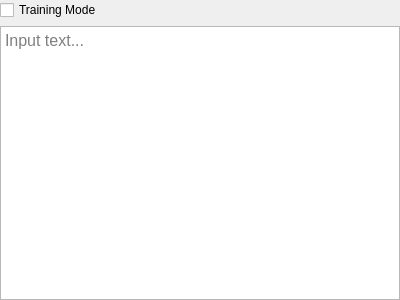
The window that Sources/StrokesSolver/StrokesSolverWidget.ui (FromtonRouge/KaladriusTrainer) describes before a commit, drawn with Qt 5.
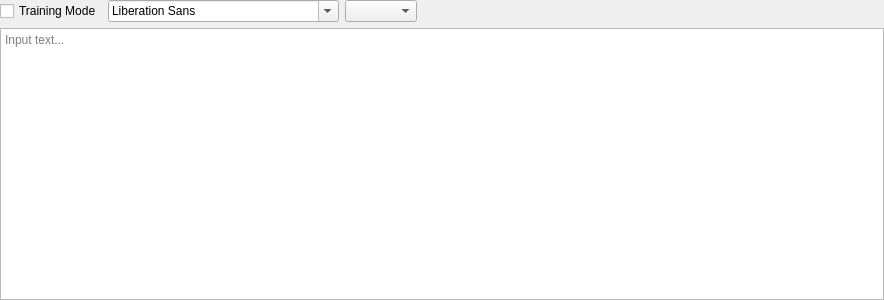
The same window after the commit. Custom widgets are drawn as their Qt base class.

Commit message: Font configuration added

Patch:
```diff
--- a/Sources/StrokesSolver/StrokesSolverWidget.ui
+++ b/Sources/StrokesSolver/StrokesSolverWidget.ui
@@ -6,7 +6,7 @@
    <rect>
     <x>0</x>
     <y>0</y>
-    <width>400</width>
+    <width>884</width>
     <height>300</height>
    </rect>
   </property>
@@ -26,13 +26,34 @@
    <property name="bottomMargin">
     <number>0</number>
    </property>
-   <item row="1" column="0" colspan="2">
+   <item row="0" column="2">
+    <widget class="QComboBox" name="comboBoxFontSize"/>
+   </item>
+   <item row="0" column="0">
+    <widget class="QCheckBox" name="checkBoxTrainingMode">
+     <property name="text">
+      <string>Training Mode</string>
+     </property>
+    </widget>
+   </item>
+   <item row="0" column="1">
+    <widget class="QFontComboBox" name="fontComboBox"/>
+   </item>
+   <item row="0" column="3">
+    <spacer name="horizontalSpacer">
+     <property name="orientation">
+      <enum>Qt::Horizontal</enum>
+     </property>
+     <property name="sizeHint" stdset="0">
+      <size>
+       <width>40</width>
+       <height>20</height>
+      </size>
+     </property>
+    </spacer>
+   </item>
+   <item row="1" column="0" colspan="4">
     <widget class="StrokesSolverTextEdit" name="textEdit">
-     <property name="font">
-      <font>
-       <pointsize>12</pointsize>
-      </font>
-     </property>
      <property name="acceptRichText">
       <bool>false</bool>
      </property>
@@ -41,13 +62,6 @@
      </property>
     </widget>
    </item>
-   <item row="0" column="0">
-    <widget class="QCheckBox" name="checkBoxTrainingMode">
-     <property name="text">
-      <string>Training Mode</string>
-     </property>
-    </widget>
-   </item>
   </layout>
  </widget>
  <customwidgets>
```
The commit also changes 2 other files.
